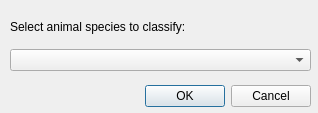
Before: the Qt Designer form wadas/ui/qt/select_animal_species.ui in wadas-project/WADAS, drawn with Qt 5.
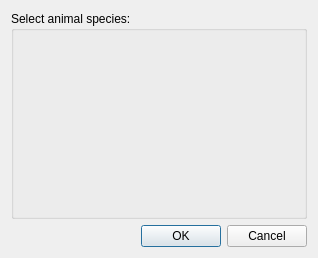
After: the same form once the commit is applied.

Commit message: initial refactor, new UI dialog added for multi species selection

Patch:
```diff
--- a/wadas/ui/qt/select_animal_species.ui
+++ b/wadas/ui/qt/select_animal_species.ui
@@ -7,21 +7,22 @@
     <x>0</x>
     <y>0</y>
     <width>318</width>
-    <height>113</height>
+    <height>258</height>
    </rect>
   </property>
   <property name="windowTitle">
    <string>Select animal species</string>
   </property>
+  <layout class="QVBoxLayout" name="verticalLayout">
+   <item>
+    <widget class="QGroupBox" name="groupBox_select_animal_species">
+     <property name="title">
+      <string>Select animal species:</string>
+     </property>
+    </widget>
+   </item>
+   <item>
   <widget class="QDialogButtonBox" name="buttonBox">
-   <property name="geometry">
-    <rect>
-     <x>10</x>
-     <y>80</y>
-     <width>301</width>
-     <height>32</height>
-    </rect>
-   </property>
    <property name="orientation">
     <enum>Qt::Orientation::Horizontal</enum>
    </property>
@@ -29,28 +30,8 @@
     <set>QDialogButtonBox::StandardButton::Cancel|QDialogButtonBox::StandardButton::Ok</set>
    </property>
   </widget>
-  <widget class="QWidget" name="verticalLayoutWidget">
-   <property name="geometry">
-    <rect>
-     <x>10</x>
-     <y>10</y>
-     <width>301</width>
-     <height>61</height>
-    </rect>
-   </property>
-   <layout class="QVBoxLayout" name="verticalLayout_2">
-    <item>
-     <widget class="QLabel" name="label">
-      <property name="text">
-       <string>Select animal species to classify:</string>
-      </property>
-     </widget>
-    </item>
-    <item>
-     <widget class="QComboBox" name="comboBox_select_species"/>
-    </item>
-   </layout>
-  </widget>
+   </item>
+  </layout>
  </widget>
  <resources/>
  <connections>
```
Lines whose indentation alone changed are shown as unchanged. The commit also changes 7 other files.
